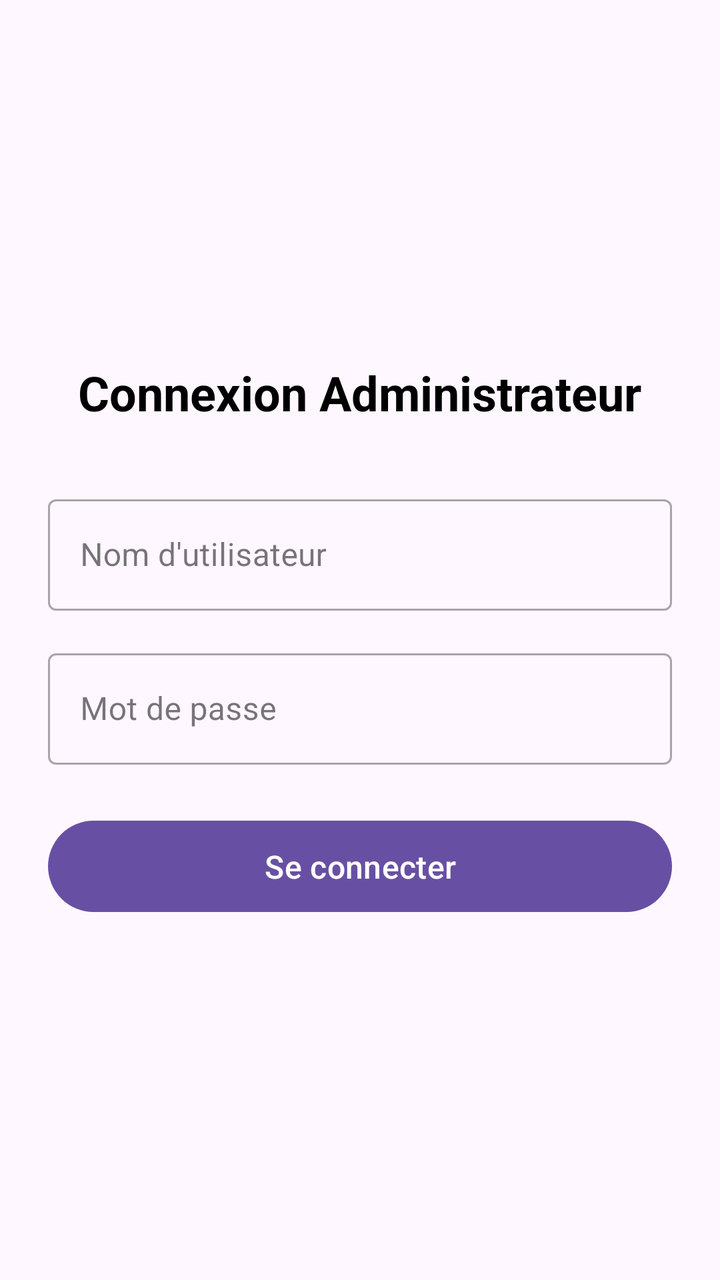
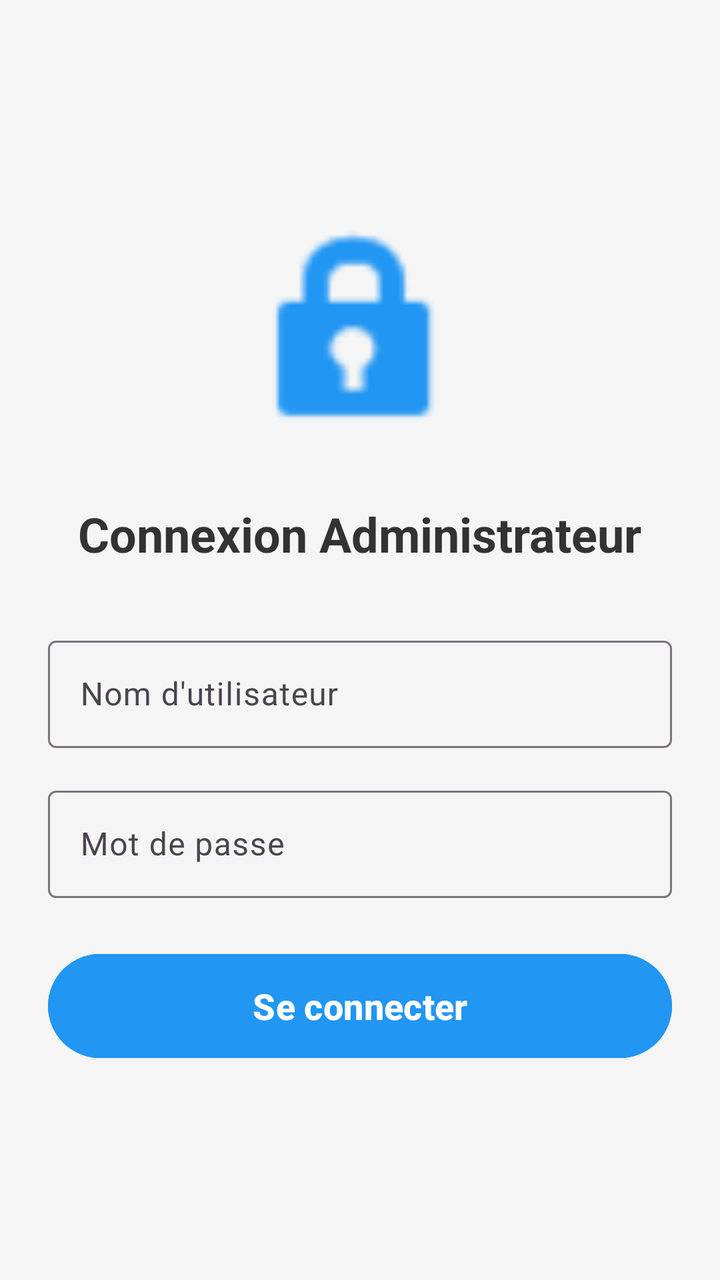

Screens rendered from an Android XML layout before and after an edit, with the pre-edit source and the edit as a unified diff.
<!-- AndroidManifest.xml: application theme Theme.TPG12L3INF2526 -->
<!-- res/layout/fragment_login_admin.xml -->
<?xml version="1.0" encoding="utf-8"?>
<LinearLayout xmlns:android="http://schemas.android.com/apk/res/android"
    xmlns:tools="http://schemas.android.com/tools"
    android:layout_width="match_parent"
    android:layout_height="match_parent"
    android:orientation="vertical"
    android:padding="24dp"
    android:gravity="center"
    tools:context=".ui.admin.loging.LoginAdminFragment">

    <TextView
        android:layout_width="wrap_content"
        android:layout_height="wrap_content"
        android:text="Connexion Administrateur"
        android:textSize="24sp"
        android:textStyle="bold"
        android:layout_marginBottom="32dp"
        android:textColor="@android:color/black"/>

    <com.google.android.material.textfield.TextInputLayout
        android:layout_width="match_parent"
        android:layout_height="wrap_content"
        android:layout_marginBottom="16dp"
        style="@style/Widget.MaterialComponents.TextInputLayout.OutlinedBox">

        <com.google.android.material.textfield.TextInputEditText
            android:id="@+id/et_username"
            android:layout_width="match_parent"
            android:layout_height="wrap_content"
            android:hint="Nom d'utilisateur"
            android:inputType="text"
            android:maxLines="1"/>

    </com.google.android.material.textfield.TextInputLayout>

    <com.google.android.material.textfield.TextInputLayout
        android:layout_width="match_parent"
        android:layout_height="wrap_content"
        android:layout_marginBottom="24dp"
        style="@style/Widget.MaterialComponents.TextInputLayout.OutlinedBox">

        <com.google.android.material.textfield.TextInputEditText
            android:id="@+id/et_password"
            android:layout_width="match_parent"
            android:layout_height="wrap_content"
            android:hint="Mot de passe"
            android:inputType="textPassword"
            android:maxLines="1"/>

    </com.google.android.material.textfield.TextInputLayout>

    <Button
        android:id="@+id/btn_login"
        android:layout_width="match_parent"
        android:layout_height="wrap_content"
        android:text="Se connecter"
        android:textSize="16sp"
        android:padding="12dp"/>

    <ProgressBar
        android:id="@+id/progress_bar"
        android:layout_width="wrap_content"
        android:layout_height="wrap_content"
        android:layout_marginTop="16dp"
        android:visibility="gone"/>

</LinearLayout>
<!-- resources referenced by this layout -->
<resources>
  <style name="Theme.TPG12L3INF2526" parent="Base.Theme.TPG12L3INF2526" />
  <style name="Base.Theme.TPG12L3INF2526" parent="Theme.Material3.DayNight.NoActionBar">
          
          
      </style>
</resources>

<!-- the commit's change to res/layout/fragment_login_admin.xml (unified diff, before → after) -->
@@ -1,12 +1,19 @@
 <?xml version="1.0" encoding="utf-8"?>
 <LinearLayout xmlns:android="http://schemas.android.com/apk/res/android"
-    xmlns:tools="http://schemas.android.com/tools"
+    xmlns:app="http://schemas.android.com/apk/res-auto"
     android:layout_width="match_parent"
     android:layout_height="match_parent"
     android:orientation="vertical"
+    android:gravity="center"
     android:padding="24dp"
-    android:gravity="center"
-    tools:context=".ui.admin.loging.LoginAdminFragment">
+    android:background="#F5F5F5">
+
+    <ImageView
+        android:layout_width="120dp"
+        android:layout_height="120dp"
+        android:src="@android:drawable/ic_lock_idle_lock"
+        android:layout_marginBottom="24dp"
+        app:tint="#2196F3" />
 
     <TextView
         android:layout_width="wrap_content"
@@ -14,48 +21,46 @@
         android:text="Connexion Administrateur"
         android:textSize="24sp"
         android:textStyle="bold"
-        android:layout_marginBottom="32dp"
-        android:textColor="@android:color/black"/>
+        android:textColor="#333333"
+        android:layout_marginBottom="32dp"/>
 
     <com.google.android.material.textfield.TextInputLayout
         android:layout_width="match_parent"
         android:layout_height="wrap_content"
         android:layout_marginBottom="16dp"
-        style="@style/Widget.MaterialComponents.TextInputLayout.OutlinedBox">
+        android:hint="Nom d'utilisateur">
 
         <com.google.android.material.textfield.TextInputEditText
             android:id="@+id/et_username"
             android:layout_width="match_parent"
             android:layout_height="wrap_content"
-            android:hint="Nom d'utilisateur"
             android:inputType="text"
-            android:maxLines="1"/>
-
+            android:padding="16dp"/>
     </com.google.android.material.textfield.TextInputLayout>
 
     <com.google.android.material.textfield.TextInputLayout
         android:layout_width="match_parent"
         android:layout_height="wrap_content"
         android:layout_marginBottom="24dp"
-        style="@style/Widget.MaterialComponents.TextInputLayout.OutlinedBox">
+        android:hint="Mot de passe">
 
         <com.google.android.material.textfield.TextInputEditText
             android:id="@+id/et_password"
             android:layout_width="match_parent"
             android:layout_height="wrap_content"
-            android:hint="Mot de passe"
             android:inputType="textPassword"
-            android:maxLines="1"/>
-
+            android:padding="16dp"/>
     </com.google.android.material.textfield.TextInputLayout>
 
     <Button
         android:id="@+id/btn_login"
         android:layout_width="match_parent"
-        android:layout_height="wrap_content"
+        android:layout_height="60dp"
         android:text="Se connecter"
-        android:textSize="16sp"
-        android:padding="12dp"/>
+        android:textSize="18sp"
+        android:textStyle="bold"
+        android:backgroundTint="#2196F3"
+        android:textColor="#FFFFFF"/>
 
     <ProgressBar
         android:id="@+id/progress_bar"
